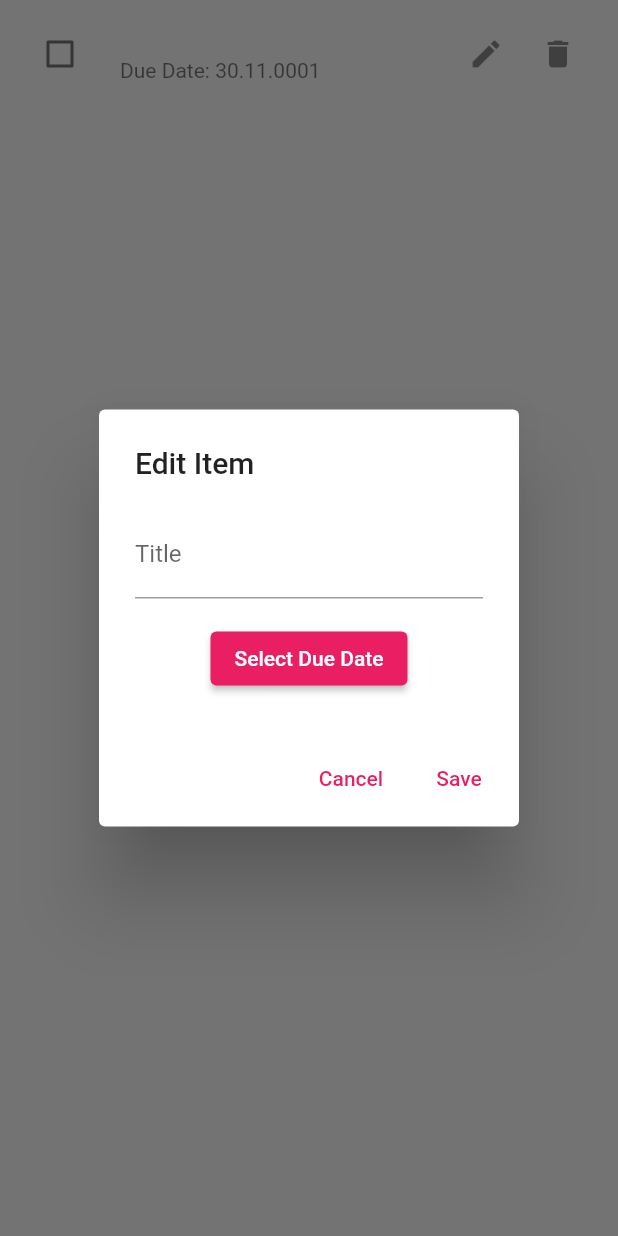
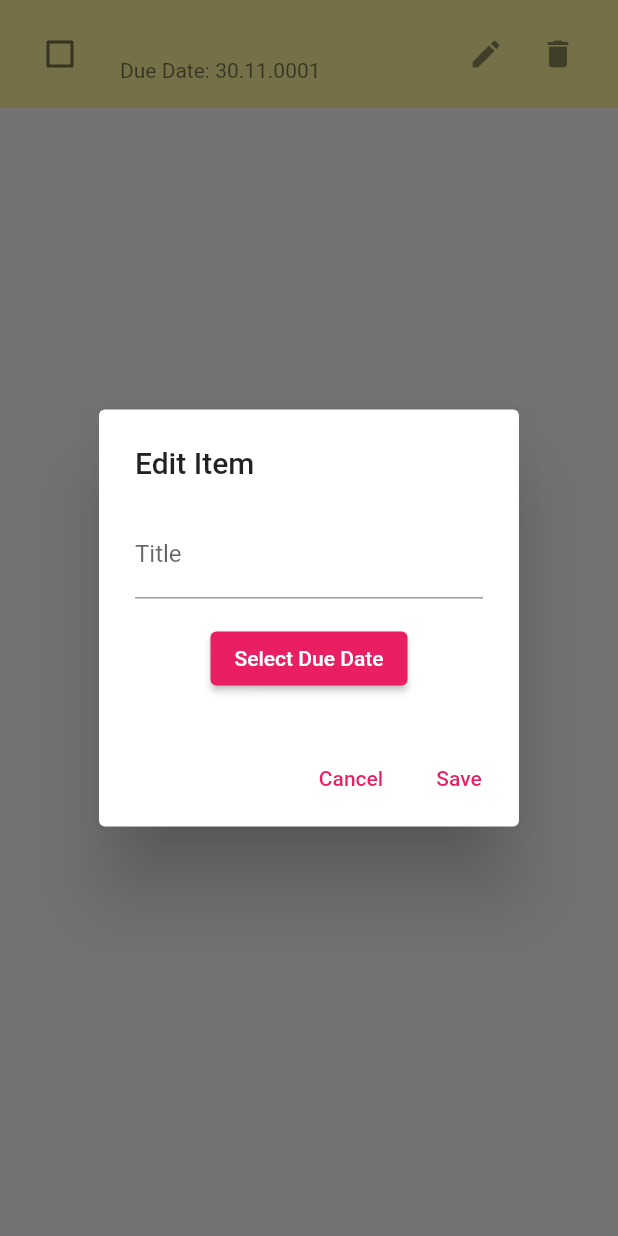
Before and after one commit to LivadeHe/todo, a Flutter app: the ItemTile widget shown alone on an empty page, opened directly with empty values, after a tap on the "edit" icon, on a phone screen of 412 x 824 dp. Run offline on Flutter 3.47's test engine with Material 2 defaults, Android fonts, the phone set to English and light mode, and no system bars; our stand-ins replace get.

Commit message:
Nice to have color and margin

```diff
--- a/lib/presentation/item/item_list_widget.dart
+++ b/lib/presentation/item/item_list_widget.dart
@@ -27,6 +27,7 @@ class ItemListWidget extends StatelessWidget {
           itemBuilder: (context, index) {
             return ItemTile(item: controller.items[index]);
           },
+          padding: EdgeInsets.all(MediaQuery.of(context).size.width * 0.1),
         ),
       ),
  floatingActionButtonLocation: FloatingActionButtonLocation.centerFloat,
--- a/lib/presentation/item/item_tile.dart
+++ b/lib/presentation/item/item_tile.dart
@@ -15,7 +15,11 @@ class ItemTile extends StatelessWidget {
 
   @override
   Widget build(BuildContext context) {
-    return ListTile(
+     Color backgroundColor = _getBackgroundColor(item);
+
+    return Container(
+      color: backgroundColor,
+      child: ListTile(
       title: Text(
         item.title,
 
@@ -50,6 +54,7 @@ class ItemTile extends StatelessWidget {
             },
           ),
         ],
+      ),
       ),
     );
 
@@ -133,4 +138,20 @@ Future<DateTime?> _selectDate(BuildContext context, DateTime? initialDate) async
   );
 }
 
+  Color _getBackgroundColor(Item item) {
+    DateTime now = DateTime.now();
+    DateTime dueDate = DateTime(item.year!, item.month!, item.day!);
+
+    now = DateTime(now.year, now.month, now.day);
+
+    if (dueDate.isBefore(now)) {
+      return Colors.yellow.shade200;
+    } else if (dueDate.difference(now).inDays == 0) {
+      return Colors.blue.shade200;
+    } else {
+      return Colors.purple.shade200;
+    }
+  }
+
+
 }
```
Also changed, not shown: lib/presentation/item/item_controller.dart (+3 -5 lines), lib/presentation/item/item_page.dart (line endings or trailing spaces).
